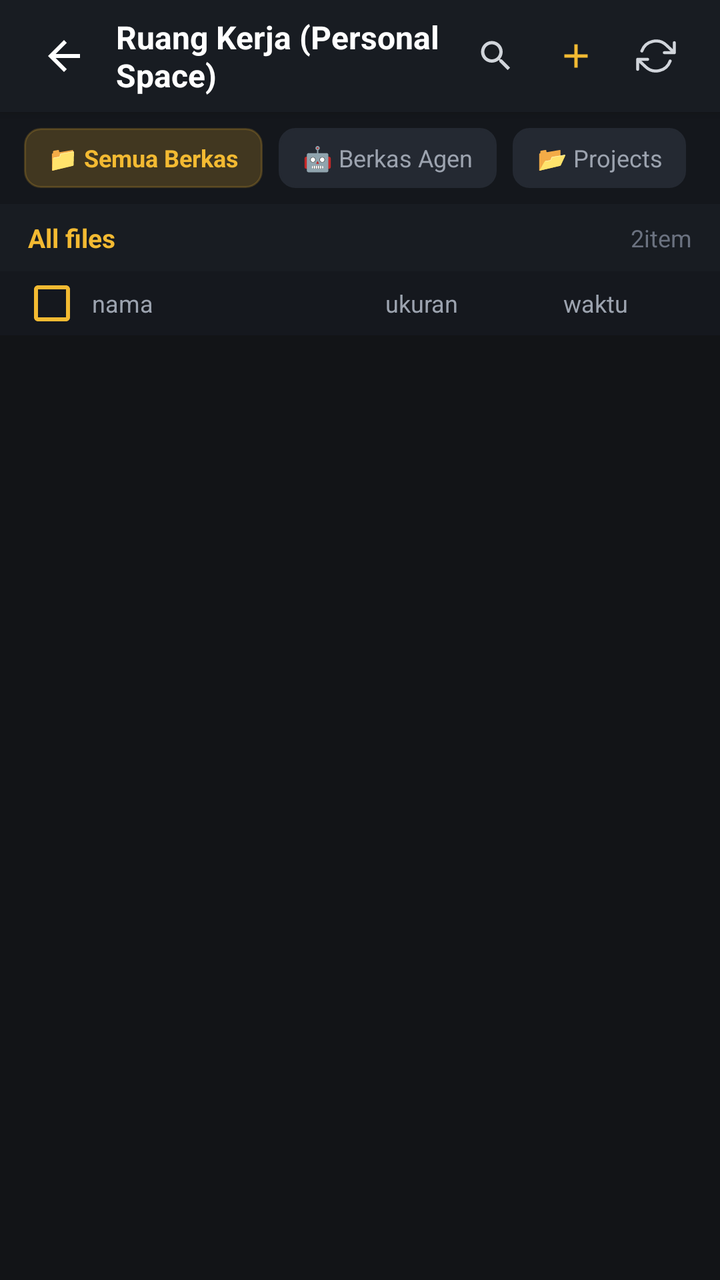
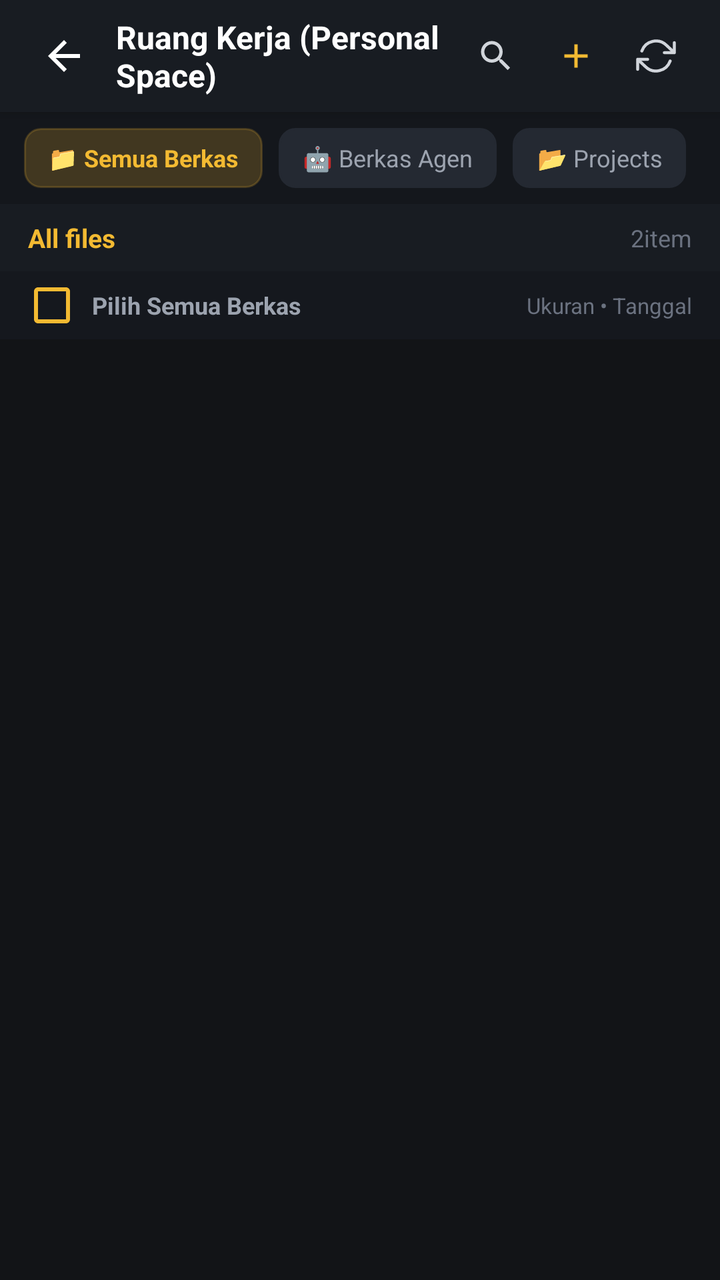

Screens rendered from an Android XML layout before and after an edit, with the pre-edit source and the edit as a unified diff.
<!-- AndroidManifest.xml: application theme Theme.MollyAgent -->
<!-- res/layout/activity_personal_space.xml -->
<?xml version="1.0" encoding="utf-8"?>
<LinearLayout xmlns:android="http://schemas.android.com/apk/res/android"
    xmlns:app="http://schemas.android.com/apk/res-auto"
    android:layout_width="match_parent"
    android:layout_height="match_parent"
    android:background="#121417"
    android:orientation="vertical">

    
    <LinearLayout
        android:layout_width="match_parent"
        android:layout_height="56dp"
        android:background="#181C22"
        android:elevation="4dp"
        android:gravity="center_vertical"
        android:orientation="horizontal"
        android:paddingHorizontal="14dp">

        <ImageView
            android:id="@+id/btnBackPersonalSpace"
            android:layout_width="36dp"
            android:layout_height="36dp"
            android:background="?selectableItemBackgroundBorderless"
            android:clickable="true"
            android:contentDescription="Kembali"
            android:focusable="true"
            android:padding="6dp"
            android:src="@drawable/ic_arrow_back"
            android:tint="#FFFFFF" />

        <TextView
            android:layout_width="0dp"
            android:layout_height="wrap_content"
            android:layout_marginStart="8dp"
            android:layout_weight="1"
            android:text="Ruang Kerja (Personal Space)"
            android:textColor="#FFFFFF"
            android:textSize="16sp"
            android:textStyle="bold" />

        <ImageView
            android:id="@+id/btnSearchFiles"
            android:layout_width="36dp"
            android:layout_height="36dp"
            android:layout_marginEnd="4dp"
            android:background="?selectableItemBackgroundBorderless"
            android:clickable="true"
            android:contentDescription="Cari Berkas"
            android:focusable="true"
            android:padding="8dp"
            android:src="@drawable/ic_search"
            android:tint="#D1D5DB" />

        <ImageView
            android:id="@+id/btnNewFolder"
            android:layout_width="36dp"
            android:layout_height="36dp"
            android:layout_marginEnd="4dp"
            android:background="?selectableItemBackgroundBorderless"
            android:clickable="true"
            android:contentDescription="Folder Baru"
            android:focusable="true"
            android:padding="8dp"
            android:src="@drawable/ic_plus"
            android:tint="@color/primary_gold" />

        <ImageView
            android:id="@+id/btnRefreshFiles"
            android:layout_width="36dp"
            android:layout_height="36dp"
            android:background="?selectableItemBackgroundBorderless"
            android:clickable="true"
            android:contentDescription="Segarkan"
            android:focusable="true"
            android:padding="8dp"
            android:src="@drawable/ic_refresh"
            android:tint="#D1D5DB" />
    </LinearLayout>

    
    <LinearLayout
        android:id="@+id/llSearchContainer"
        android:layout_width="match_parent"
        android:layout_height="44dp"
        android:background="#1E232B"
        android:gravity="center_vertical"
        android:orientation="horizontal"
        android:paddingHorizontal="14dp"
        android:visibility="gone">

        <TextView
            android:layout_width="wrap_content"
            android:layout_height="wrap_content"
            android:text="🔍"
            android:textSize="14sp" />

        <EditText
            android:id="@+id/etSearchQuery"
            android:layout_width="0dp"
            android:layout_height="match_parent"
            android:layout_marginStart="8dp"
            android:layout_weight="1"
            android:background="@android:color/transparent"
            android:hint="Cari berkas di ruang kerja..."
            android:imeOptions="actionSearch"
            android:inputType="text"
            android:textColor="#FFFFFF"
            android:textColorHint="#9CA3AF"
            android:textSize="13sp" />

        <ImageView
            android:id="@+id/btnClearSearch"
            android:layout_width="28dp"
            android:layout_height="28dp"
            android:background="?selectableItemBackgroundBorderless"
            android:clickable="true"
            android:focusable="true"
            android:padding="4dp"
            android:src="@drawable/ic_clear"
            android:tint="#9CA3AF" />
    </LinearLayout>

    
    <LinearLayout
        android:layout_width="match_parent"
        android:layout_height="wrap_content"
        android:background="#14171C"
        android:orientation="horizontal"
        android:paddingHorizontal="12dp"
        android:paddingVertical="8dp">

        <TextView
            android:id="@+id/tabAllFiles"
            android:layout_width="wrap_content"
            android:layout_height="30dp"
            android:background="@drawable/bg_action_pill"
            android:backgroundTint="#33F3BA32"
            android:clickable="true"
            android:focusable="true"
            android:gravity="center"
            android:paddingHorizontal="12dp"
            android:text="📁 Semua Berkas"
            android:textColor="@color/primary_gold"
            android:textSize="12sp"
            android:textStyle="bold" />

        <TextView
            android:id="@+id/tabAgentFiles"
            android:layout_width="wrap_content"
            android:layout_height="30dp"
            android:layout_marginStart="8dp"
            android:background="@drawable/bg_action_pill"
            android:backgroundTint="#242932"
            android:clickable="true"
            android:focusable="true"
            android:gravity="center"
            android:paddingHorizontal="12dp"
            android:text="🤖 Berkas Agen"
            android:textColor="#9CA3AF"
            android:textSize="12sp" />

        <TextView
            android:id="@+id/tabProjectFiles"
            android:layout_width="wrap_content"
            android:layout_height="30dp"
            android:layout_marginStart="8dp"
            android:background="@drawable/bg_action_pill"
            android:backgroundTint="#242932"
            android:clickable="true"
            android:focusable="true"
            android:gravity="center"
            android:paddingHorizontal="12dp"
            android:text="📂 Projects"
            android:textColor="#9CA3AF"
            android:textSize="12sp" />
    </LinearLayout>

    
    <LinearLayout
        android:id="@+id/llBreadcrumbs"
        android:layout_width="match_parent"
        android:layout_height="wrap_content"
        android:background="#181C22"
        android:gravity="center_vertical"
        android:orientation="horizontal"
        android:paddingHorizontal="14dp"
        android:paddingVertical="8dp">

        <TextView
            android:id="@+id/tvBreadcrumbRoot"
            android:layout_width="wrap_content"
            android:layout_height="wrap_content"
            android:clickable="true"
            android:focusable="true"
            android:text="All files"
            android:textColor="@color/primary_gold"
            android:textSize="13sp"
            android:textStyle="bold" />

        <TextView
            android:id="@+id/tvBreadcrumbSub"
            android:layout_width="wrap_content"
            android:layout_height="wrap_content"
            android:layout_marginStart="6dp"
            android:text="/ agents / skills"
            android:textColor="#9CA3AF"
            android:textSize="13sp"
            android:visibility="gone" />

        <View
            android:layout_width="0dp"
            android:layout_height="1dp"
            android:layout_weight="1" />

        <TextView
            android:id="@+id/tvItemCount"
            android:layout_width="wrap_content"
            android:layout_height="wrap_content"
            android:text="2item"
            android:textColor="#6B7280"
            android:textSize="12sp" />
    </LinearLayout>

    
    <LinearLayout
        android:id="@+id/llBatchActionBar"
        android:layout_width="match_parent"
        android:layout_height="40dp"
        android:background="#2E181A"
        android:gravity="center_vertical"
        android:orientation="horizontal"
        android:paddingHorizontal="14dp"
        android:visibility="gone">

        <TextView
            android:id="@+id/tvSelectedCount"
            android:layout_width="0dp"
            android:layout_height="wrap_content"
            android:layout_weight="1"
            android:text="1 berkas dipilih"
            android:textColor="#FCA5A5"
            android:textSize="12sp" />

        <TextView
            android:id="@+id/btnBatchDelete"
            android:layout_width="wrap_content"
            android:layout_height="wrap_content"
            android:background="@drawable/bg_action_pill"
            android:backgroundTint="#EF4444"
            android:clickable="true"
            android:focusable="true"
            android:paddingHorizontal="12dp"
            android:paddingVertical="4dp"
            android:text="Hapus yang dipilih"
            android:textColor="#FFFFFF"
            android:textSize="11sp"
            android:textStyle="bold" />
    </LinearLayout>

    
    <LinearLayout
        android:layout_width="match_parent"
        android:layout_height="32dp"
        android:background="#15181E"
        android:gravity="center_vertical"
        android:orientation="horizontal"
        android:paddingHorizontal="14dp">

        <CheckBox
            android:id="@+id/cbSelectAll"
            android:layout_width="24dp"
            android:layout_height="24dp"
            android:buttonTint="@color/primary_gold" />

        <TextView
            android:layout_width="0dp"
            android:layout_height="wrap_content"
            android:layout_marginStart="8dp"
            android:layout_weight="1"
            android:text="nama"
            android:textColor="#9CA3AF"
            android:textSize="12sp" />

        <TextView
            android:layout_width="70dp"
            android:layout_height="wrap_content"
            android:gravity="end"
            android:text="ukuran"
            android:textColor="#9CA3AF"
            android:textSize="12sp" />

        <TextView
            android:layout_width="85dp"
            android:layout_height="wrap_content"
            android:gravity="end"
            android:text="waktu"
            android:textColor="#9CA3AF"
            android:textSize="12sp" />

        <View
            android:layout_width="32dp"
            android:layout_height="1dp" />
    </LinearLayout>

    
    <ProgressBar
        android:id="@+id/pbLoading"
        style="?android:attr/progressBarStyleHorizontal"
        android:layout_width="match_parent"
        android:layout_height="3dp"
        android:indeterminate="true"
        android:indeterminateTint="@color/primary_gold"
        android:visibility="gone" />

    
    <androidx.recyclerview.widget.RecyclerView
        android:id="@+id/rvFileList"
        android:layout_width="match_parent"
        android:layout_height="0dp"
        android:layout_weight="1"
        android:clipToPadding="false"
        android:overScrollMode="never"
        android:paddingVertical="2dp" />

    
    <LinearLayout
        android:id="@+id/llEmptyState"
        android:layout_width="match_parent"
        android:layout_height="0dp"
        android:layout_weight="1"
        android:gravity="center"
        android:orientation="vertical"
        android:visibility="gone">

        <TextView
            android:layout_width="wrap_content"
            android:layout_height="wrap_content"
            android:text="📥"
            android:textSize="36sp" />

        <TextView
            android:layout_width="wrap_content"
            android:layout_height="wrap_content"
            android:layout_marginTop="8dp"
            android:text="Folder saat ini kosong"
            android:textColor="#9CA3AF"
            android:textSize="14sp" />
    </LinearLayout>

</LinearLayout>
<!-- resources referenced by this layout -->
<resources>
  <color name="primary_gold">#F3BA32</color>
  <!-- drawable bg_action_pill (drawable) -->
  <?xml version="1.0" encoding="utf-8"?>
  <shape xmlns:android="http://schemas.android.com/apk/res/android"
      android:shape="rectangle">
      <solid android:color="#242830" />
      <stroke
          android:width="1dp"
          android:color="#363C48" />
      <corners android:radius="8dp" />
      <padding
          android:bottom="5dp"
          android:left="9dp"
          android:right="9dp"
          android:top="5dp" />
  </shape>
  <!-- drawable ic_arrow_back (drawable) -->
  <vector xmlns:android="http://schemas.android.com/apk/res/android"
      android:width="24dp"
      android:height="24dp"
      android:viewportWidth="24"
      android:viewportHeight="24">
    <path
        android:fillColor="#FFFFFFFF"
        android:pathData="M20,11H7.83l5.59,-5.59L12,4l-8,8 8,8 1.41,-1.41L7.83,13H20v-2z"/>
  </vector>
  <!-- drawable ic_clear (drawable) -->
  <vector xmlns:android="http://schemas.android.com/apk/res/android"
      android:width="24dp"
      android:height="24dp"
      android:viewportWidth="24"
      android:viewportHeight="24">
      <path
          android:fillColor="#F5F7F7"
          android:pathData="M15,16h4v2h-4zm0,-8h7v2h-7zm0,4h6v2h-6zM3,18c0,1.1 0.9,2 2,2h6c1.1,0 2,-0.9 2,-2V8H3v10zm2,-8h6v8H5v-8zm5,-6H6L5,5H2v2h12V5h-3z" />
  </vector>
  <!-- drawable ic_plus (drawable) -->
  <vector xmlns:android="http://schemas.android.com/apk/res/android"
      android:width="24dp"
      android:height="24dp"
      android:viewportWidth="24"
      android:viewportHeight="24">
    <path
        android:fillColor="#FFFFFFFF"
        android:pathData="M19,13h-6v6h-2v-6H5v-2h6V5h2v6h6v2z"/>
  </vector>
  <!-- drawable ic_refresh (drawable) -->
  <vector xmlns:android="http://schemas.android.com/apk/res/android"
      android:width="18dp"
      android:height="18dp"
      android:viewportWidth="24"
      android:viewportHeight="24">
      <path
          android:fillColor="#00000000"
          android:strokeColor="#9CA3AF"
          android:strokeWidth="1.8"
          android:strokeLineCap="round"
          android:strokeLineJoin="round"
          android:pathData="M23 4v6h-6M1 20v-6h6M3.51 9a9 9 0 0 1 14.85-3.36L23 10M1 14l4.64 4.36A9 9 0 0 0 20.49 15" />
  </vector>
  <!-- drawable ic_search (drawable) -->
  <vector xmlns:android="http://schemas.android.com/apk/res/android"
      android:width="24dp"
      android:height="24dp"
      android:viewportWidth="24"
      android:viewportHeight="24">
      <path
          android:fillColor="#FFFFFFFF"
          android:pathData="M15.5,14h-0.79l-0.28,-0.27C15.41,12.59 16,11.11 16,9.5 16,5.91 13.09,3 9.5,3S3,5.91 3,9.5 5.91,16 9.5,16c1.61,0 3.09,-0.59 4.23,-1.57l0.27,0.28v0.79l5,4.99L20.49,19l-4.99,-5zm-6,0C7.01,14 5,11.99 5,9.5S7.01,5 9.5,5 14,7.01 14,9.5 11.99,14 9.5,14z"/>
  </vector>
  <style name="Theme.MollyAgent" parent="Theme.Material3.Dark.NoActionBar">
          <item name="colorPrimary">@color/primary_gold</item>
          <item name="colorPrimaryDark">@color/primary_gold_dark</item>
          <item name="colorSecondary">@color/primary_gold</item>
          <item name="android:windowBackground">@color/bg_dark</item>
          <item name="android:statusBarColor">@color/bg_dark</item>
          <item name="android:navigationBarColor">@color/bg_dark</item>
      </style>
  <color name="primary_gold_dark">#E2AB28</color>
  <color name="bg_dark">#121417</color>
</resources>

<!-- the commit's change to res/layout/activity_personal_space.xml (unified diff, before → after) -->
@@ -260,7 +260,7 @@
     
     <LinearLayout
         android:layout_width="match_parent"
-        android:layout_height="32dp"
+        android:layout_height="34dp"
         android:background="#15181E"
         android:gravity="center_vertical"
         android:orientation="horizontal"
@@ -277,29 +277,17 @@
             android:layout_height="wrap_content"
             android:layout_marginStart="8dp"
             android:layout_weight="1"
-            android:text="nama"
-            android:textColor="#9CA3AF"
-            android:textSize="12sp" />
-
-        <TextView
-            android:layout_width="70dp"
-            android:layout_height="wrap_content"
-            android:gravity="end"
-            android:text="ukuran"
-            android:textColor="#9CA3AF"
-            android:textSize="12sp" />
-
-        <TextView
-            android:layout_width="85dp"
-            android:layout_height="wrap_content"
-            android:gravity="end"
-            android:text="waktu"
-            android:textColor="#9CA3AF"
-            android:textSize="12sp" />
-
-        <View
-            android:layout_width="32dp"
-            android:layout_height="1dp" />
+            android:text="Pilih Semua Berkas"
+            android:textColor="#9CA3AF"
+            android:textSize="12sp"
+            android:textStyle="bold" />
+
+        <TextView
+            android:layout_width="wrap_content"
+            android:layout_height="wrap_content"
+            android:text="Ukuran • Tanggal"
+            android:textColor="#6B7280"
+            android:textSize="11sp" />
     </LinearLayout>
 
     
